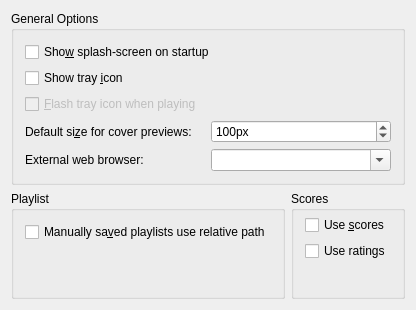
KDE/amarok, file src/configdialog/dialogs/GeneralConfig.ui: the form before one commit.
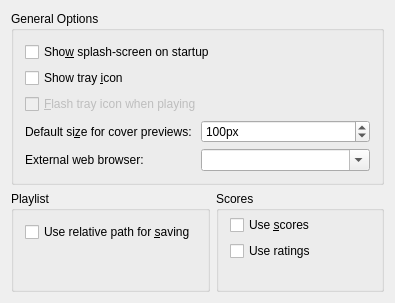
The form after the commit.

Commit message: Better wording for playlist options.

The edit to the form file:
```diff
--- a/src/configdialog/dialogs/GeneralConfig.ui
+++ b/src/configdialog/dialogs/GeneralConfig.ui
@@ -5,8 +5,8 @@
    <rect>
     <x>0</x>
     <y>0</y>
-    <width>409</width>
-    <height>310</height>
+    <width>395</width>
+    <height>303</height>
    </rect>
   </property>
   <layout class="QGridLayout" >
@@ -130,20 +130,7 @@
         <string>Playlist</string>
        </property>
        <layout class="QGridLayout" >
-        <item row="0" column="0" >
-         <widget class="QCheckBox" name="kcfg_RelativePlaylist" >
-          <property name="toolTip" >
-           <string>If checked, Amarok uses a relative path for the tracks of manually saved playlists</string>
-          </property>
-          <property name="whatsThis" >
-           <string>If checked, Amarok uses a relative path for the tracks of manually saved playlists</string>
-          </property>
-          <property name="text" >
-           <string>Manually sa&amp;ved playlists use relative path</string>
-          </property>
-         </widget>
-        </item>
-        <item row="1" column="0" >
+        <item row="2" column="0" >
          <spacer name="verticalSpacer" >
           <property name="orientation" >
            <enum>Qt::Vertical</enum>
@@ -156,6 +143,19 @@
           </property>
          </spacer>
         </item>
+        <item row="1" column="0" >
+         <widget class="QCheckBox" name="kcfg_RelativePlaylist" >
+          <property name="toolTip" >
+           <string>If checked, Amarok uses a relative path for the tracks of manually saved playlists</string>
+          </property>
+          <property name="whatsThis" >
+           <string>If checked, Amarok uses a relative path for the tracks of manually saved playlists</string>
+          </property>
+          <property name="text" >
+           <string>Use relative path for &amp;saving</string>
+          </property>
+         </widget>
+        </item>
        </layout>
       </widget>
      </item>
```
